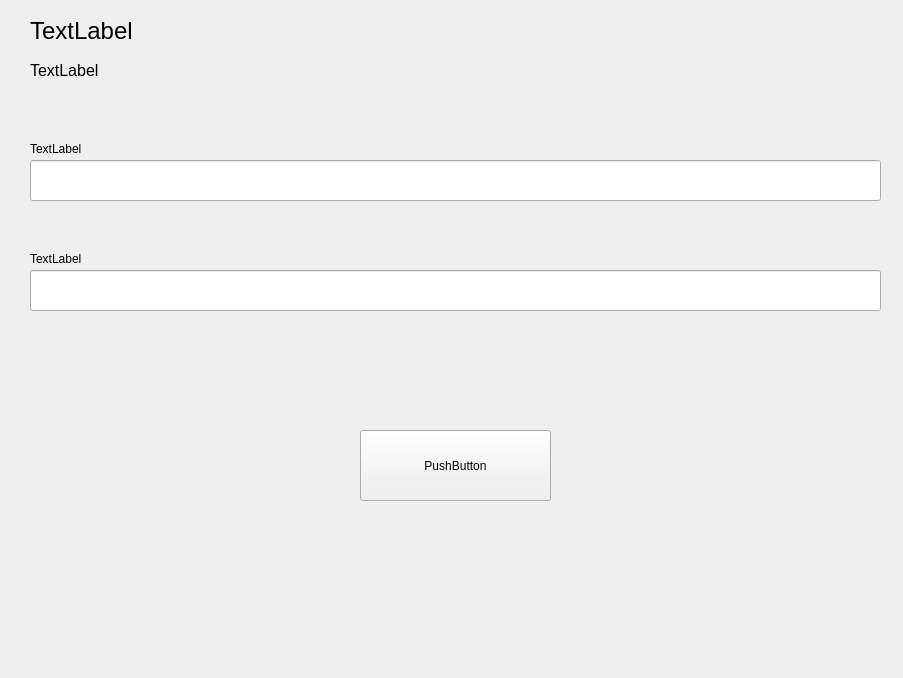
First picture: the form in src/gui/ui/login/login_view.ui, repository colingelling/PyQt6-test, before the edit.
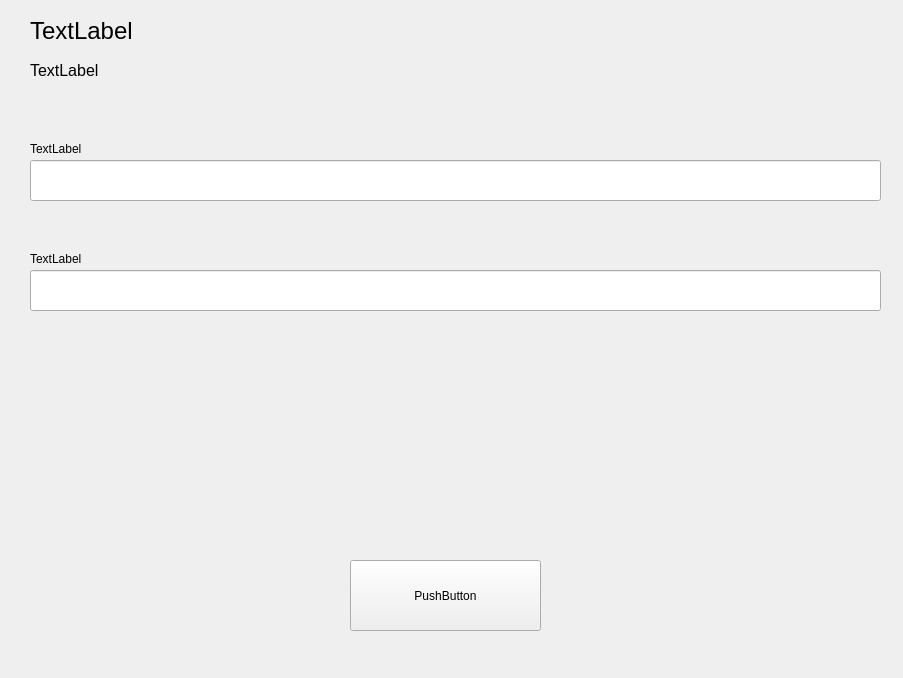
Second picture: the form after the edit.

Commit message: Corrected element adjustments, UI elements in Qt Designer and set a minimal height for QtabWidget

```diff
--- a/src/gui/ui/login/login_view.ui
+++ b/src/gui/ui/login/login_view.ui
@@ -99,8 +99,8 @@
    <widget class="QPushButton" name="LoginFormSubmitBtn">
     <property name="geometry">
      <rect>
-      <x>360</x>
-      <y>430</y>
+      <x>350</x>
+      <y>560</y>
       <width>191</width>
       <height>71</height>
      </rect>
```
The commit also changes 6 other files.
